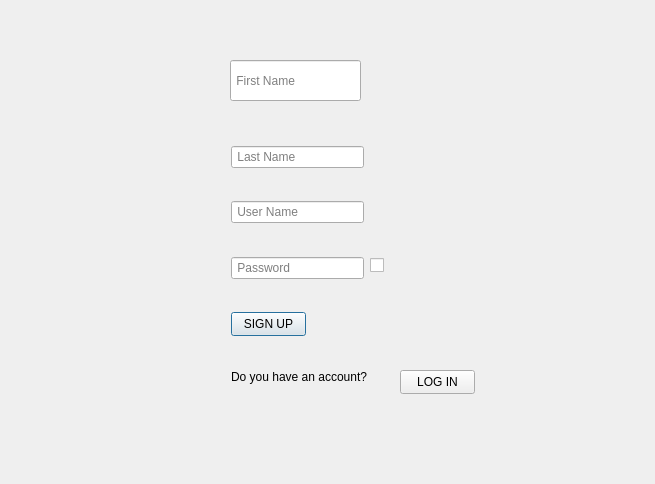
This is ToDoPist_project/sign_up_page.ui in SAliAkhiM/AP_Project_ToDoPist as Qt 5 draws it before an edit. The edited form follows.
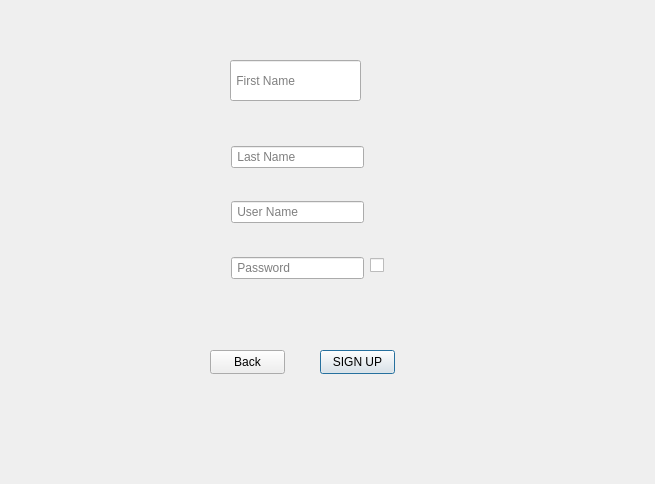
This is the edited form.

Commit message: complete the Signup and login page

Patch:
```diff
--- a/ToDoPist_project/sign_up_page.ui
+++ b/ToDoPist_project/sign_up_page.ui
@@ -71,8 +71,8 @@
   <widget class="QPushButton" name="signUp">
    <property name="geometry">
     <rect>
-     <x>231</x>
-     <y>312</y>
+     <x>320</x>
+     <y>350</y>
      <width>75</width>
      <height>24</height>
     </rect>
@@ -81,19 +81,6 @@
     <string>SIGN UP</string>
    </property>
   </widget>
-  <widget class="QPushButton" name="LogIn">
-   <property name="geometry">
-    <rect>
-     <x>400</x>
-     <y>370</y>
-     <width>75</width>
-     <height>24</height>
-    </rect>
-   </property>
-   <property name="text">
-    <string>LOG IN</string>
-   </property>
-  </widget>
   <widget class="QCheckBox" name="checkBox">
    <property name="geometry">
     <rect>
@@ -107,17 +94,17 @@
     <string/>
    </property>
   </widget>
-  <widget class="QLabel" name="label">
+  <widget class="QPushButton" name="back">
    <property name="geometry">
     <rect>
-     <x>231</x>
-     <y>369</y>
-     <width>171</width>
-     <height>16</height>
+     <x>210</x>
+     <y>350</y>
+     <width>75</width>
+     <height>24</height>
     </rect>
    </property>
    <property name="text">
-    <string>Do you have an account?</string>
+    <string>Back</string>
    </property>
   </widget>
  </widget>
```
The commit also changes 22 other files.
